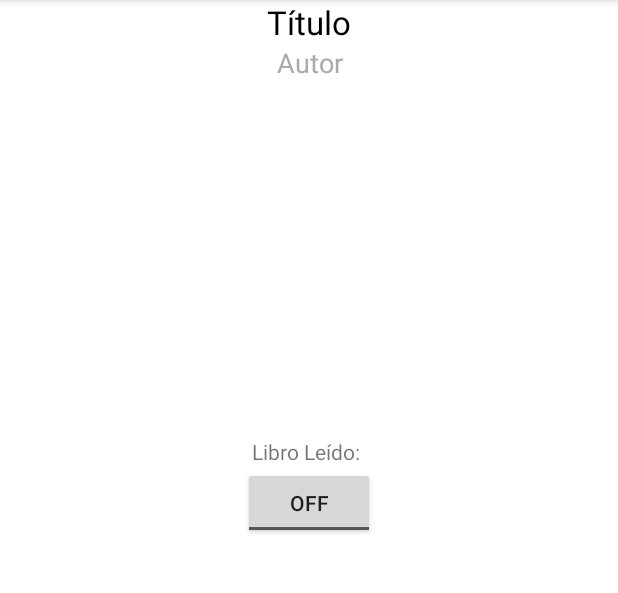
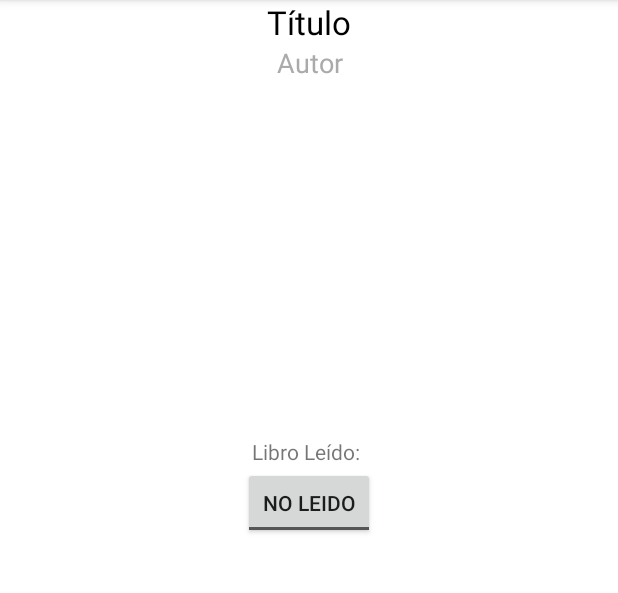
Before and after one commit to jmzamorab/AudioLibros, an Android app: the fragment DetalleFragment shown on its own in the app's theme, on a phone screen of 412 x 824 dp, the part 84-677 px from its top. Run offline under Robolectric (Android 15) with nearby library versions, the phone set to English and light mode, and no system bars; our stand-ins replace Firebase (no records; nobody signed in at launch, a user with empty details on screens opened directly), Volley; 2 statements that could not run were skipped.

```diff
--- a/app/src/main/java/es/upv/master/audiolibros/Presenter/DetalleFragmentPresenter.java
+++ b/app/src/main/java/es/upv/master/audiolibros/Presenter/DetalleFragmentPresenter.java
@@ -39,7 +39,7 @@ public class DetalleFragmentPresenter implements OnValueListener, MediaPlayer.On
     public DetalleFragmentPresenter(DetalleFragmentPresenter.View vista) {
         this.zmSk = ((DetalleFragment) vista).getZmSk();
         this.activity = ((DetalleFragment) vista).getActivity();
-        view = vista;
+        this.view = vista;
         librosSingleton = LibrosSingleton.getInstance(this.activity);
         volleySingleton = VolleySingleton.getInstance(this.activity);
     }
--- a/app/src/main/java/es/upv/master/audiolibros/fragments/DetalleFragment.java
+++ b/app/src/main/java/es/upv/master/audiolibros/fragments/DetalleFragment.java
@@ -100,7 +100,9 @@ public class DetalleFragment extends Fragment implements DetalleFragmentPresente
         ((TextView) vista.findViewById(autor)).setText(libro.getAutor());
         ((NetworkImageView) vista.findViewById(R.id.portada)).setImageUrl(libro.getUrlImagen(), imgLoader);
         //((ToggleButton) vista.findViewById(R.id.libroLeido)).setActivated(libro.leidoPor(currentUser.getUid()));
-        ((ToggleButton) vista.findViewById(R.id.libroLeido)).setActivated(lecturasSingleton.libroLeido(key));
+        boolean leidoFB = lecturasSingleton.libroLeido(key);
+        Log.d("TRAZA", "Está leído en BBDD => " + leidoFB);
+        ((ToggleButton) vista.findViewById(R.id.libroLeido)).setChecked(leidoFB);
         vista.setOnTouchListener(this);
     }
 
--- a/app/src/main/res/layout/fragment_detalle.xml
+++ b/app/src/main/res/layout/fragment_detalle.xml
@@ -58,7 +58,8 @@
             android:layout_below="@id/portada"
             android:layout_centerHorizontal="true"
             android:layout_marginTop="37dp"
-            android:text="Leido" />
+            android:textOn="Leido"
+            android:textOff="No Leido" />
         <es.upv.master.audiolibros.ZoomSeekBar
             android:id="@+id/zsbModifica"
             android:background="#FFFFFF"
```
Also changed, not shown: app/src/main/java/es/upv/master/audiolibros/singletons/LecturasSingleton.java (+19 -30 lines).
